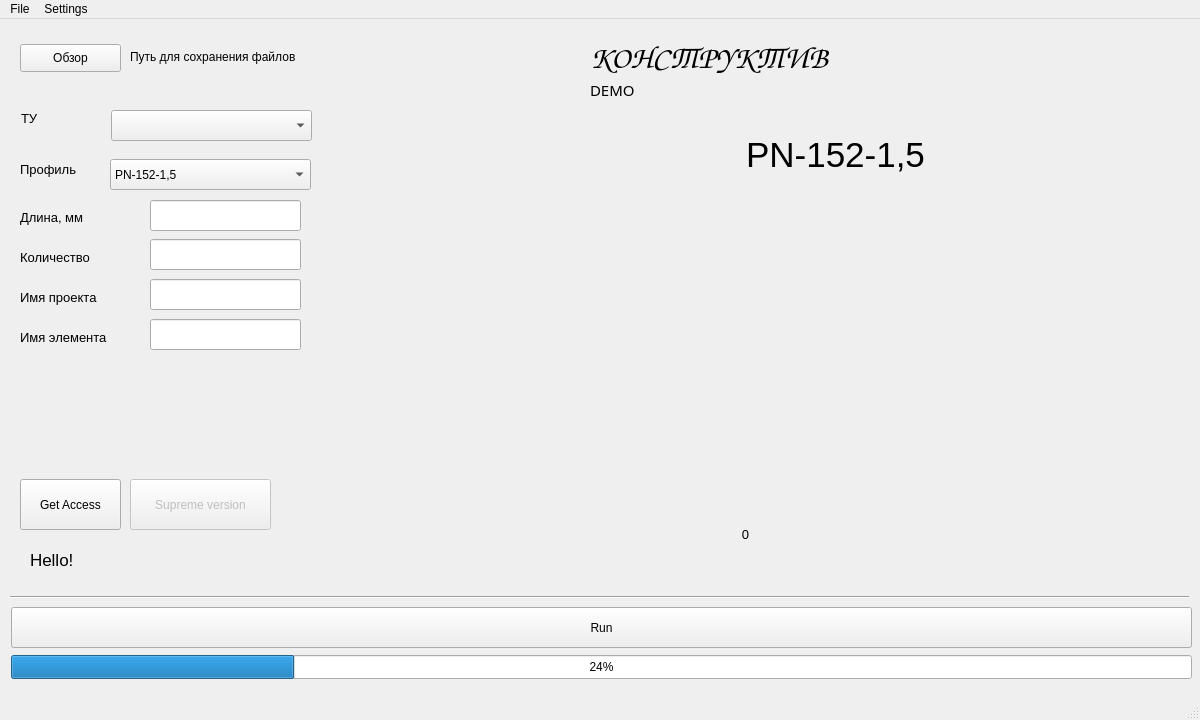
Before: the Qt Designer form LimboQT.ui in WatchMeGuys/Construct, drawn with Qt 5.
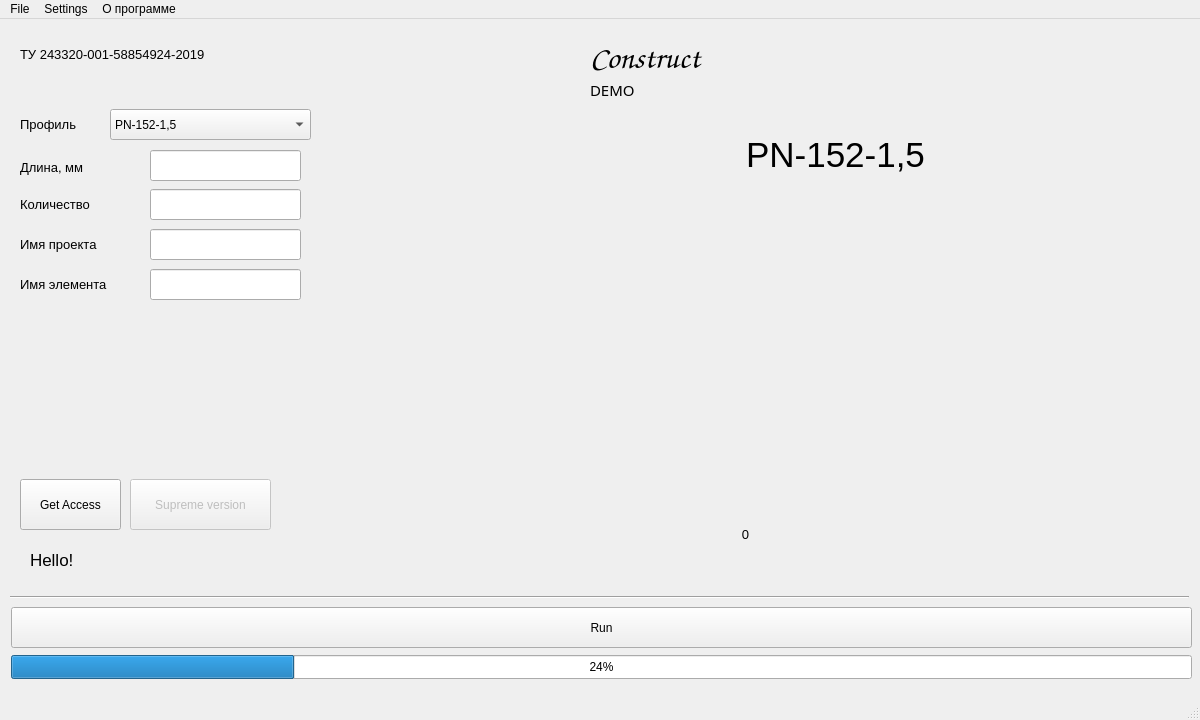
After: the same form once the commit is applied. Icons and pictures are not drawn.

Commit message: Added info Window

```diff
--- a/LimboQT.ui
+++ b/LimboQT.ui
@@ -55,33 +55,7 @@
      </font>
     </property>
     <property name="text">
-     <string>КОНСТРУКТИВ</string>
-    </property>
-   </widget>
-   <widget class="QPushButton" name="pushButton">
-    <property name="geometry">
-     <rect>
-      <x>20</x>
-      <y>25</y>
-      <width>101</width>
-      <height>28</height>
-     </rect>
-    </property>
-    <property name="text">
-     <string>Обзор</string>
-    </property>
-   </widget>
-   <widget class="QLabel" name="label_4">
-    <property name="geometry">
-     <rect>
-      <x>130</x>
-      <y>30</y>
-      <width>451</width>
-      <height>16</height>
-     </rect>
-    </property>
-    <property name="text">
-     <string>Путь для сохранения файлов</string>
+     <string>Construct</string>
     </property>
    </widget>
    <widget class="QPushButton" name="check_access_button">
@@ -154,7 +128,7 @@
     <property name="geometry">
      <rect>
       <x>150</x>
-      <y>260</y>
+      <y>210</y>
       <width>151</width>
       <height>31</height>
      </rect>
@@ -164,9 +138,9 @@
     <property name="geometry">
      <rect>
       <x>20</x>
-      <y>270</y>
+      <y>210</y>
       <width>111</width>
-      <height>16</height>
+      <height>31</height>
      </rect>
     </property>
     <property name="font">
@@ -182,7 +156,7 @@
     <property name="geometry">
      <rect>
       <x>150</x>
-      <y>300</y>
+      <y>250</y>
       <width>151</width>
       <height>31</height>
      </rect>
@@ -192,9 +166,9 @@
     <property name="geometry">
      <rect>
       <x>20</x>
-      <y>310</y>
+      <y>250</y>
       <width>121</width>
-      <height>16</height>
+      <height>31</height>
      </rect>
     </property>
     <property name="font">
@@ -210,7 +184,7 @@
     <property name="geometry">
      <rect>
       <x>110</x>
-      <y>140</y>
+      <y>90</y>
       <width>201</width>
       <height>31</height>
      </rect>
@@ -240,9 +214,9 @@
     <property name="geometry">
      <rect>
       <x>20</x>
-      <y>140</y>
+      <y>90</y>
       <width>71</width>
-      <height>21</height>
+      <height>31</height>
      </rect>
     </property>
     <property name="font">
@@ -258,7 +232,7 @@
     <property name="geometry">
      <rect>
       <x>150</x>
-      <y>181</y>
+      <y>131</y>
       <width>151</width>
       <height>31</height>
      </rect>
@@ -268,7 +242,7 @@
     <property name="geometry">
      <rect>
       <x>20</x>
-      <y>190</y>
+      <y>140</y>
       <width>91</width>
       <height>16</height>
      </rect>
@@ -286,9 +260,9 @@
     <property name="geometry">
      <rect>
       <x>20</x>
-      <y>230</y>
+      <y>170</y>
       <width>101</width>
-      <height>16</height>
+      <height>31</height>
      </rect>
     </property>
     <property name="font">
@@ -304,7 +278,7 @@
     <property name="geometry">
      <rect>
       <x>150</x>
-      <y>220</y>
+      <y>170</y>
       <width>151</width>
       <height>31</height>
      </rect>
@@ -313,10 +287,10 @@
    <widget class="QLabel" name="label_6">
     <property name="geometry">
      <rect>
-      <x>21</x>
-      <y>91</y>
-      <width>21</width>
-      <height>16</height>
+      <x>20</x>
+      <y>20</y>
+      <width>331</width>
+      <height>31</height>
      </rect>
     </property>
     <property name="font">
@@ -325,17 +299,7 @@
      </font>
     </property>
     <property name="text">
-     <string>ТУ</string>
-    </property>
-   </widget>
-   <widget class="QComboBox" name="comboBox_2">
-    <property name="geometry">
-     <rect>
-      <x>111</x>
-      <y>91</y>
-      <width>201</width>
-      <height>31</height>
-     </rect>
+     <string>ТУ 243320-001-58854924-2019</string>
     </property>
    </widget>
    <widget class="QProgressBar" name="progressBar">
@@ -458,8 +422,15 @@
     <addaction name="separator"/>
     <addaction name="actionUpdate_App"/>
    </widget>
+   <widget class="QMenu" name="menu">
+    <property name="title">
+     <string>О программе</string>
+    </property>
+    <addaction name="ConstructAction"/>
+   </widget>
    <addaction name="menuFile"/>
    <addaction name="menuSettings"/>
+   <addaction name="menu"/>
   </widget>
   <widget class="QStatusBar" name="statusbar"/>
   <action name="actionChange_username">
```
Left out of the diff: 12 changed lines with no effect on the pictures. The commit also changes 3 other files.
